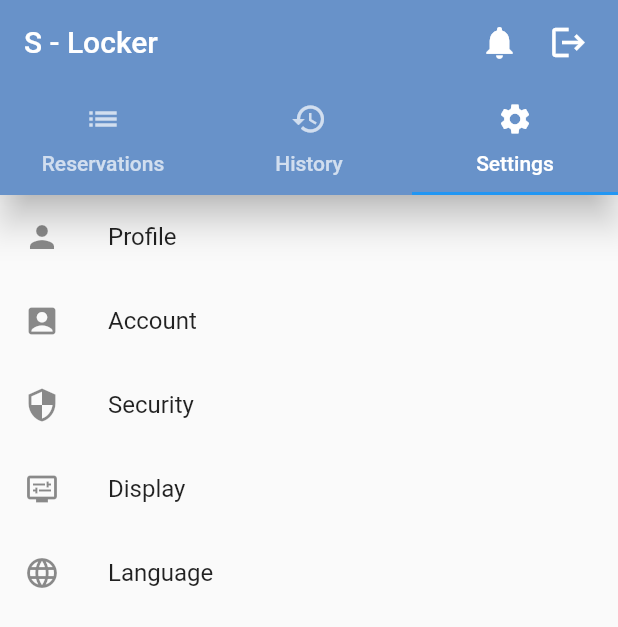
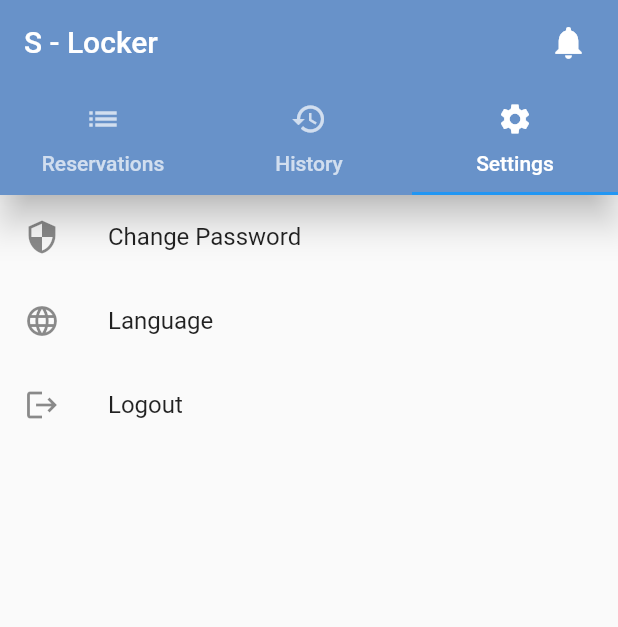
Before and after one commit to NimnadMIhiranga/e18-3yp-Smart-Locker-System, a Flutter app: the Loading screen opened directly, tab 3 chosen, on a phone screen of 412 x 824 dp. Shown: the top 627 px of the screen. Run offline on Flutter 3.47's test engine with Material 2 defaults, Android fonts, the phone set to English and light mode, and no system bars; our stand-ins replace cloud_firestore, firebase_auth, firebase_core, firebase_database, flutter_secure_storage, fluttertoast and 2 more; accounts and stored records are empty; project files that could hold a hidden picture were left out.

Commit message:
changes in app

```diff
--- a/app/slocker/lib/Screens/loading.dart
+++ b/app/slocker/lib/Screens/loading.dart
@@ -3,6 +3,7 @@ import 'dart:io';
 import 'package:firebase_database/firebase_database.dart';
 import 'package:firebase_database/ui/firebase_animated_list.dart';
 import 'package:flutter/material.dart';
+import 'package:slocker/Screens/change_pass.dart';
 import 'package:slocker/Screens/locationView.dart';
 import 'package:cloud_firestore/cloud_firestore.dart';
 import 'package:firebase_auth/firebase_auth.dart';
@@ -44,22 +45,22 @@ class _ItemViewState extends State<Loading> {
                 ),
               ),
             ),
-            Padding(
-              padding: EdgeInsets.only(right: 20.0),
-              child: GestureDetector(
-                onTap: () async {
-                  await auth.logout();
-                  Navigator.pushAndRemoveUntil(
-                      context,
-                      MaterialPageRoute(builder: (builder) => SignInScreen()),
-                      (route) => false);
-                },
-                child: Icon(
-                  Icons.logout,
-                  size: 26.0,
-                ),
-              ),
-            ),
+            // Padding(
+            //   padding: EdgeInsets.only(right: 20.0),
+            //   child: GestureDetector(
+            //     onTap: () async {
+            //       await auth.logout();
+            //       Navigator.pushAndRemoveUntil(
+            //           context,
+            //           MaterialPageRoute(builder: (builder) => SignInScreen()),
+            //           (route) => false);
+            //     },
+            //     child: Icon(
+            //       Icons.logout,
+            //       size: 26.0,
+            //     ),
+            //   ),
+            // ),
           ],
           bottom: const TabBar(
             tabs: [
@@ -84,7 +85,7 @@ class _ItemViewState extends State<Loading> {
           children: [
             tab1(context),
             tab2(),
-            tab3(),
+            tab3(context, auth),
           ],
         ),
       ),
@@ -423,44 +424,44 @@ Future openDialogDelete(DataSnapshot snapshot, BuildContext context,
       ),
     );
 
-Widget tab3() {
+Widget tab3(context, auth) {
   return Container(
     child: Center(
       child: ListView(
         children: <Widget>[
+          // ListTile(
+          //   title: Text('Profile'),
+          //   leading: Icon(Icons.person),
+          //   onTap: () {
+          //     // Navigator.push(
+          //     //   context,
+          //     //   MaterialPageRoute(builder: (context) => ProfileScreen()),
+          //     // );
+          //   },
+          // ),
+          // ListTile(
+          //   title: Text('Account'),
+          //   leading: Icon(Icons.account_box),
+          //   onTap: () {
+          //     // Navigator.push(
+          //     //   context,
+          //     //   MaterialPageRoute(builder: (context) => AccountScreen()),
+          //     // );
+          //   },
+          // ),
           ListTile(
-            title: Text('Profile'),
-            leading: Icon(Icons.person),
+            title: Text('Change Password'),
+            leading: Icon(Icons.security),
             onTap: () {
-              // Navigator.push(
-              //   context,
-              //   MaterialPageRoute(builder: (context) => ProfileScreen()),
-              // );
+              Navigator.push(
+                context,
+                MaterialPageRoute(builder: (context) => changePass()),
+              );
             },
           ),
           ListTile(
-            title: Text('Account'),
-            leading: Icon(Icons.account_box),
-            onTap: () {
-              // Navigator.push(
-              //   context,
-              //   MaterialPageRoute(builder: (context) => AccountScreen()),
-              // );
-            },
-          ),
-          ListTile(
-            title: Text('Security'),
-            leading: Icon(Icons.security),
-            onTap: () {
-              // Navigator.push(
-              //   context,
-              //   MaterialPageRoute(builder: (context) => SecurityScreen()),
-              // );
-            },
-          ),
-          ListTile(
-            title: Text('Display'),
-            leading: Icon(Icons.display_settings),
+            title: Text('Language'),
+            leading: Icon(Icons.language),
             onTap: () {
               // Navigator.push(
               //   context,
@@ -469,13 +470,14 @@ Widget tab3() {
             },
           ),
           ListTile(
-            title: Text('Language'),
-            leading: Icon(Icons.language),
-            onTap: () {
-              // Navigator.push(
-              //   context,
-              //   MaterialPageRoute(builder: (context) => LanguageScreen()),
-              // );
+            title: Text('Logout'),
+            leading: Icon(Icons.logout),
+            onTap: () async {
+              await auth.logout();
+              Navigator.pushAndRemoveUntil(
+                  context,
+                  MaterialPageRoute(builder: (builder) => SignInScreen()),
+                  (route) => false);
             },
           ),
         ],
```
Also changed, not shown: app/slocker/lib/Screens/change_pass.dart (added, +175 -0 lines).
